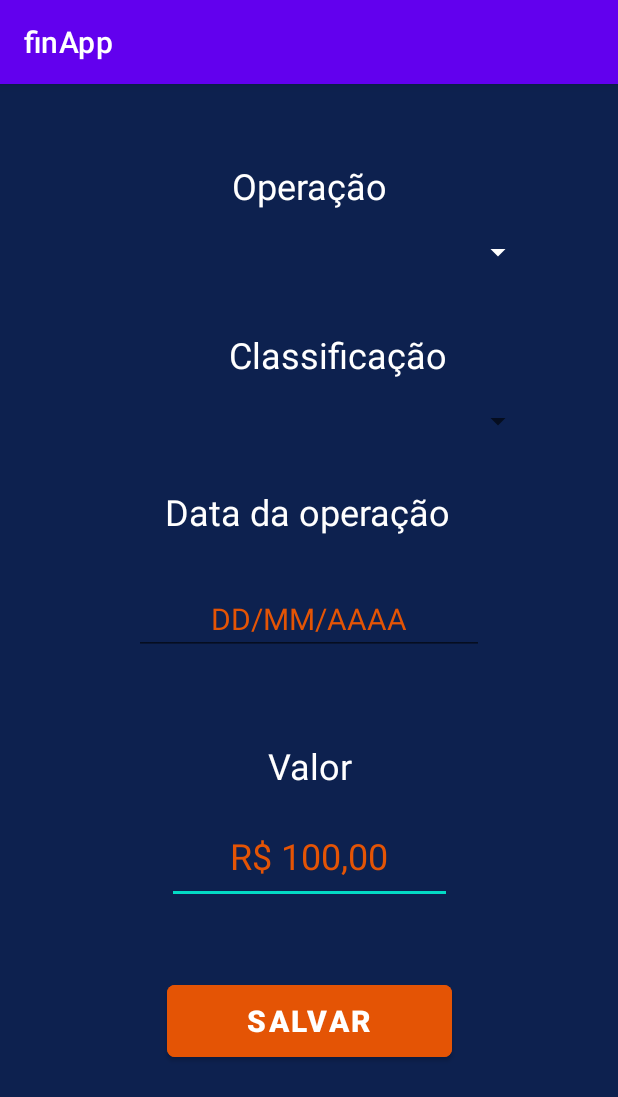
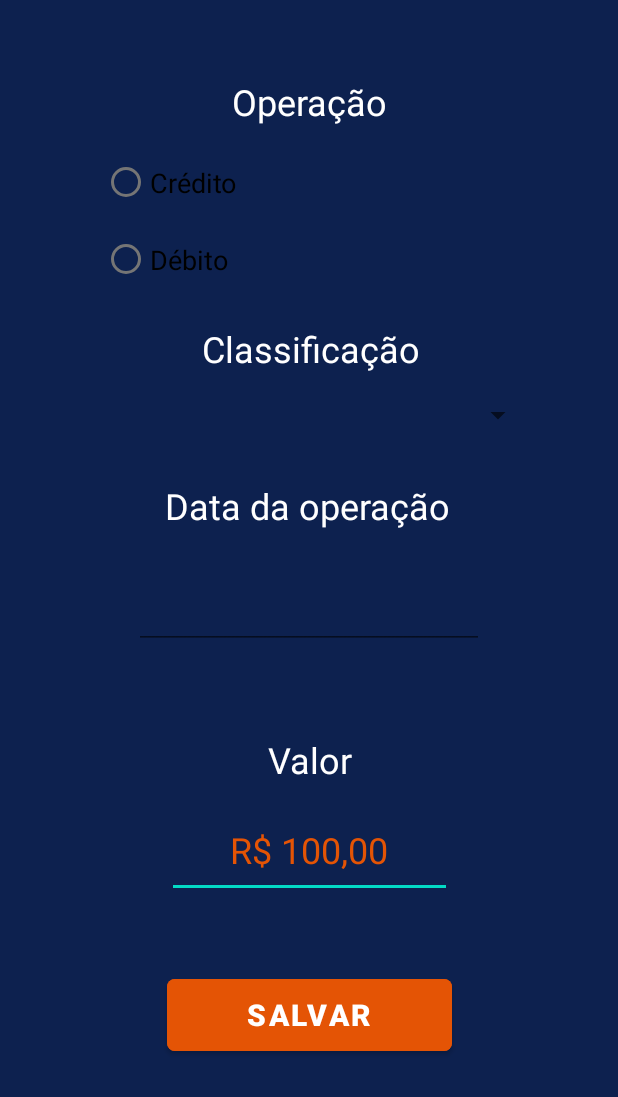
Before and after one commit to Janaerc/finApp2, an Android app: the CadastroOperacoes screen opened directly, with no data from a screen before it, on a phone screen of 412 x 824 dp. Shown: the top 1097 px of the screen. Run offline under Robolectric (Android 15) with nearby library versions, the phone set to English and light mode, and no system bars.

Commit message:
tela Cadastro operacoes

```diff
--- a/app/src/main/java/com/example/finapp/CadastroOperacoes.java
+++ b/app/src/main/java/com/example/finapp/CadastroOperacoes.java
@@ -3,12 +3,77 @@ package com.example.finapp;
 import androidx.appcompat.app.AppCompatActivity;
 
 import android.os.Bundle;
+import android.view.View;
+import android.widget.ArrayAdapter;
+import android.widget.EditText;
+import android.widget.RadioButton;
+import android.widget.RadioGroup;
+import android.widget.Spinner;
+import android.widget.Toast;
 
 public class CadastroOperacoes extends AppCompatActivity {
+
+    private ArrayAdapter<CharSequence> creditoAdapter;
+    private ArrayAdapter<CharSequence> debitoAdapter;
+
 
     @Override
     protected void onCreate(Bundle savedInstanceState) {
         super.onCreate(savedInstanceState);
-        setContentView(R.layout.activity_cadastro_operacoes);
+        this.getSupportActionBar().hide();
+
+
+
+
+        // Carregar dados que serão preenchidos no spinner de categoria de operação.
+        // Credito
+        this.creditoAdapter = ArrayAdapter.createFromResource(this, R.array.categoria_credito, android.R.layout.simple_spinner_item); // Cria um adaptador para preencher as listas de dropdown com as informações das categorias de crédito.
+        this.creditoAdapter.setDropDownViewResource(android.R.layout.simple_spinner_dropdown_item); // Indicar que o layout será usado numa lista de dropdown.
+
+        // Debito
+        this.debitoAdapter = ArrayAdapter.createFromResource(this, R.array.categoria_debito, android.R.layout.simple_spinner_item); // Cria um adaptador para preencher as listas de dropdown com as informações das categorias de débito.
+        this.debitoAdapter.setDropDownViewResource(android.R.layout.simple_spinner_dropdown_item); // Indicar que o layout será usado numa lista de dropdown.
+
+        setContentView(R.layout.activity_cadastro_operacoes); // setContentView precisa estar acima da findViewByID, para não existir problemas ao encontrar o elemento de interface.
+
     }
-}
+
+    // Chamado ao selecionar débito no RadioButton de Cadastro de Operação
+    public void selecionarDebito(View view) {
+        Spinner categoriaSpinner = (Spinner) findViewById(R.id.spinnerClassificacoes);
+        categoriaSpinner.setAdapter(this.debitoAdapter);
+    }
+
+    // Chamado ao selecionar crédito no RadioButton de Cadastro de Operação
+    public void selecionarCredito(View view) {
+        Spinner categoriaSpinner = (Spinner) findViewById(R.id.spinnerClassificacoes);
+        categoriaSpinner.setAdapter(this.creditoAdapter);
+    }
+
+    public void onCriarOperacao(View view) {
+
+        // Tipo de Operação Selecionada (RadioGroup)
+        RadioGroup radioGroup = findViewById(R.id.tipoOperacaoRadioGroup);
+        int radioSelectedID = radioGroup.getCheckedRadioButtonId();
+
+        // Caso não há um radio button selecionado
+        if (radioSelectedID == -1) {
+            Toast toast = Toast.makeText(getApplicationContext(), "Você deve escolher um tipo de operação.", Toast.LENGTH_SHORT);
+            toast.show();
+            return;
+        }
+
+        // Categoria da Operação
+        Spinner categoriaOperacaoSpinner = findViewById(R.id.spinnerClassificacoes);
+        if (categoriaOperacaoSpinner.getSelectedItem() == null) {
+            Toast toast = Toast.makeText(getApplicationContext(), "Você deve escolher uma categoria de operação.", Toast.LENGTH_SHORT);
+            toast.show();
+            return;
+        }
+
+
+    }
+
+
+
+    }
--- a/app/src/main/res/layout/activity_cadastro_operacoes.xml
+++ b/app/src/main/res/layout/activity_cadastro_operacoes.xml
@@ -33,7 +33,8 @@
         app:layout_constraintEnd_toEndOf="parent"
         app:layout_constraintHorizontal_bias="0.5"
         app:layout_constraintStart_toStartOf="parent"
-        app:layout_constraintTop_toBottomOf="@+id/textView9" />
+        app:layout_constraintTop_toBottomOf="@+id/textView9"
+        tools:ignore="SpeakableTextPresentCheck" />
 
     <EditText
         android:id="@+id/editTextValor"
@@ -61,7 +62,7 @@
         android:layout_height="60dp"
         android:layout_marginTop="48dp"
         android:backgroundTint="#E45405"
-        android:onClick="salvaOperacao"
+        android:onClick="salvarOperacao"
         android:text="Salvar"
         android:textColorHighlight="#E45405"
         android:textColorHint="#000000"
@@ -84,7 +85,7 @@
         android:textSize="24sp"
         app:layout_constraintEnd_toEndOf="parent"
         app:layout_constraintStart_toStartOf="parent"
-        app:layout_constraintTop_toBottomOf="@+id/editTextDataOperacao" />
+        app:layout_constraintTop_toBottomOf="@+id/dataOperacaoEdit" />
 
     <TextView
         android:id="@+id/textView11"
@@ -99,42 +100,56 @@
         app:layout_constraintEnd_toEndOf="parent"
         app:layout_constraintTop_toBottomOf="@+id/spinnerClassificacoes" />
 
+
     <TextView
         android:id="@+id/textView9"
         android:layout_width="wrap_content"
         android:layout_height="wrap_content"
-        android:layout_marginTop="40dp"
-        android:layout_marginEnd="58dp"
+        android:layout_marginTop="120dp"
+        android:layout_marginEnd="76dp"
         android:gravity="right"
         android:text="Classificação"
         android:textColor="#FFFFFF"
         android:textSize="24sp"
         app:layout_constraintEnd_toEndOf="@+id/spinnerClassificacoes"
-        app:layout_constraintTop_toBottomOf="@+id/spinnerOperacoes" />
+        app:layout_constraintTop_toTopOf="@+id/tipoOperacaoRadioGroup" />
 
-    <Spinner
-        android:id="@+id/spinnerOperacoes"
-        android:layout_width="300dp"
-        android:layout_height="wrap_content"
-        android:layout_marginStart="40dp"
-        android:layout_marginTop="16dp"
-        android:layout_marginEnd="40dp"
-        android:backgroundTint="#FFFFFF"
-        android:textSize="30dp"
-        app:layout_constraintEnd_toEndOf="parent"
-        app:layout_constraintHorizontal_bias="0.5"
+    <RadioGroup
+        android:id="@+id/tipoOperacaoRadioGroup"
+        android:layout_width="270dp"
+        android:layout_height="112dp"
+        android:layout_marginStart="68dp"
+        android:layout_marginTop="96dp"
         app:layout_constraintStart_toStartOf="parent"
-        app:layout_constraintTop_toBottomOf="@+id/textView8" />
+        app:layout_constraintTop_toTopOf="parent">
+
+        <RadioButton
+            android:id="@+id/creditoRadio"
+            android:layout_width="148dp"
+            android:layout_height="51dp"
+            android:onClick="selecionarCredito"
+            android:text="Crédito"
+
+            android:textSize="18sp" />
+
+        <RadioButton
+            android:id="@+id/debitoRadio"
+            android:layout_width="match_parent"
+            android:layout_height="51dp"
+            android:onClick="selecionarDebito"
+            android:text="Débito"
+
+            android:textSize="18sp" />
+    </RadioGroup>
 
     <EditText
-        android:id="@+id/editTextDataOperacao"
+        android:id="@+id/dataOperacaoEdit"
         android:layout_width="wrap_content"
         android:layout_height="wrap_content"
         android:layout_marginTop="31dp"
         android:ems="10"
         android:inputType="date"
         android:shadowColor="#E45405"
-        android:text="DD/MM/AAAA"
         android:textAlignment="center"
         android:textColor="#E45405"
         android:textSize="20sp"
--- a/app/src/main/res/values/strings.xml
+++ b/app/src/main/res/values/strings.xml
@@ -1,3 +1,19 @@
 <resources>
     <string name="app_name">finApp</string>
+
+   <string-array name="categoria_debito">
+       <item>Moradia</item>
+       <item>Saúde</item>
+       <item>Outros</item>
+   </string-array>
+    <string-array name="categoria_credito">
+        <item>Salário</item>
+        <item>Outros</item>
+    </string-array>
+    <string-array name="pesquisa_filtro">
+        <item>Ambos</item>
+        <item>Débito</item>
+        <item>Crédito</item>
+    </string-array>
+
 </resources>
```
Also changed, not shown: app/src/main/java/com/example/finapp/BD/DBHelper.java (+68 -7 lines), app/src/main/java/com/example/finapp/BD/FinAppDAO.java (+35 -1 lines).
